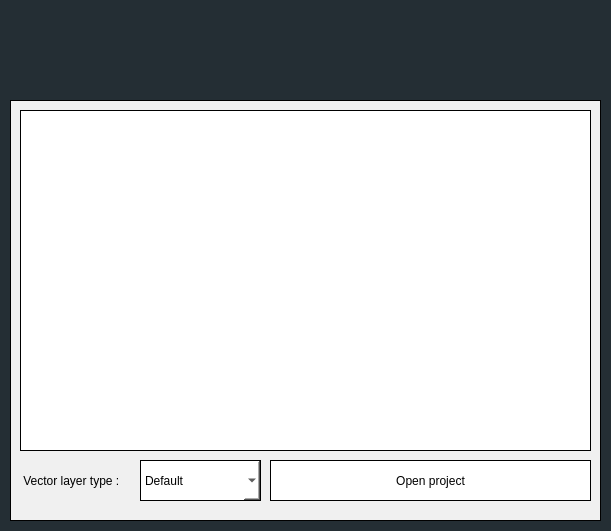
First picture: the form in ui/ui_files/open_project_dialog_base.ui, repository k2geospatial/jmapcloud-qgis-plugin, before the edit.
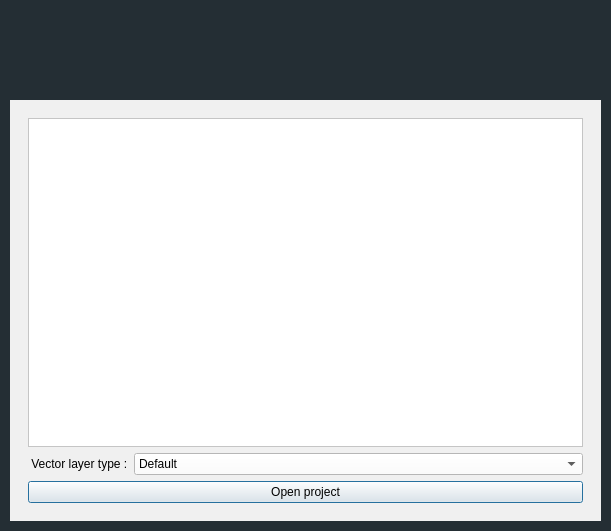
Second picture: the form after the edit. Icons and pictures are not drawn.

Patch:
```diff
--- a/ui/ui_files/open_project_dialog_base.ui
+++ b/ui/ui_files/open_project_dialog_base.ui
@@ -43,47 +43,37 @@
    </property>
    <property name="styleSheet">
     <string notr="true">background-color:rgb(240, 240, 240);
-border: 1px solid</string>
+</string>
    </property>
-   <widget class="QPushButton" name="open_project_pushButton">
-    <property name="geometry">
-     <rect>
-      <x>260</x>
-      <y>360</y>
-      <width>321</width>
-      <height>41</height>
-     </rect>
-    </property>
-    <property name="sizePolicy">
-     <sizepolicy hsizetype="Preferred" vsizetype="MinimumExpanding">
-      <horstretch>0</horstretch>
-      <verstretch>0</verstretch>
-     </sizepolicy>
-    </property>
-    <property name="focusPolicy">
-     <enum>Qt::WheelFocus</enum>
-    </property>
-    <property name="styleSheet">
-     <string notr="true">QPushButton {
- background-color: rgb(255, 255, 255);
- color: rgb(0, 0, 0);
-}
-QPushButton:disabled {
- color: rgb(120, 120, 120);
-}</string>
-    </property>
-    <property name="text">
-     <string>Open project</string>
-    </property>
-   </widget>
-   <widget class="QListWidget" name="project_List_listWidget">
+   <widget class="QWidget" name="verticalLayoutWidget">
     <property name="geometry">
      <rect>
       <x>10</x>
       <y>10</y>
       <width>571</width>
-      <height>341</height>
+      <height>401</height>
      </rect>
+    </property>
+    <layout class="QVBoxLayout" name="verticalLayout">
+     <property name="leftMargin">
+      <number>8</number>
+     </property>
+     <property name="topMargin">
+      <number>8</number>
+     </property>
+     <property name="rightMargin">
+      <number>8</number>
+     </property>
+     <property name="bottomMargin">
+      <number>8</number>
+     </property>
+     <item>
+      <widget class="QListWidget" name="project_List_listWidget">
+       <property name="sizePolicy">
+        <sizepolicy hsizetype="Expanding" vsizetype="Preferred">
+         <horstretch>0</horstretch>
+         <verstretch>1</verstretch>
+        </sizepolicy>
     </property>
     <property name="styleSheet">
      <string notr="true">QListWidget {
@@ -109,18 +99,14 @@
      <number>3</number>
     </property>
     <property name="viewMode">
-     <enum>QListView::ListMode</enum>
-    </property>
-   </widget>
+        <enum>QListView::ViewMode::ListMode</enum>
+       </property>
+      </widget>
+     </item>
+     <item>
+      <layout class="QHBoxLayout" name="horizontalLayout_2">
+       <item>
    <widget class="QLabel" name="vector_type_label">
-    <property name="geometry">
-     <rect>
-      <x>10</x>
-      <y>360</y>
-      <width>111</width>
-      <height>41</height>
-     </rect>
-    </property>
     <property name="styleSheet">
      <string notr="true">border : none;
 color:black</string>
@@ -129,21 +115,23 @@
      <string> Vector layer type :</string>
     </property>
    </widget>
+       </item>
+       <item>
    <widget class="QComboBox" name="vector_type_comboBox">
-    <property name="geometry">
-     <rect>
-      <x>130</x>
-      <y>360</y>
-      <width>121</width>
-      <height>41</height>
-     </rect>
+         <property name="sizePolicy">
+          <sizepolicy hsizetype="Preferred" vsizetype="Fixed">
+           <horstretch>1</horstretch>
+           <verstretch>0</verstretch>
+          </sizepolicy>
     </property>
     <property name="autoFillBackground">
      <bool>false</bool>
     </property>
     <property name="styleSheet">
-     <string notr="true">background-color:white;
-color:black</string>
+          <string notr="true">QComboBox {
+	background-color: white;
+    color: black;
+}</string>
     </property>
     <item>
      <property name="text">
@@ -161,6 +149,36 @@
      </property>
     </item>
    </widget>
+       </item>
+      </layout>
+     </item>
+     <item>
+      <widget class="QPushButton" name="open_project_pushButton">
+       <property name="sizePolicy">
+        <sizepolicy hsizetype="Preferred" vsizetype="Fixed">
+         <horstretch>0</horstretch>
+         <verstretch>0</verstretch>
+        </sizepolicy>
+       </property>
+       <property name="focusPolicy">
+        <enum>Qt::FocusPolicy::WheelFocus</enum>
+       </property>
+       <property name="styleSheet">
+        <string notr="true">QPushButton {
+	color: black
+}
+
+QPushButton:disabled {
+	 color: #9e9e9e; 
+}</string>
+       </property>
+       <property name="text">
+        <string>Open project</string>
+       </property>
+      </widget>
+     </item>
+    </layout>
+   </widget>
   </widget>
  </widget>
  <resources>
```
Left out of the diff: 8 changed lines with no effect on the pictures. Lines whose indentation alone changed are shown as unchanged.
